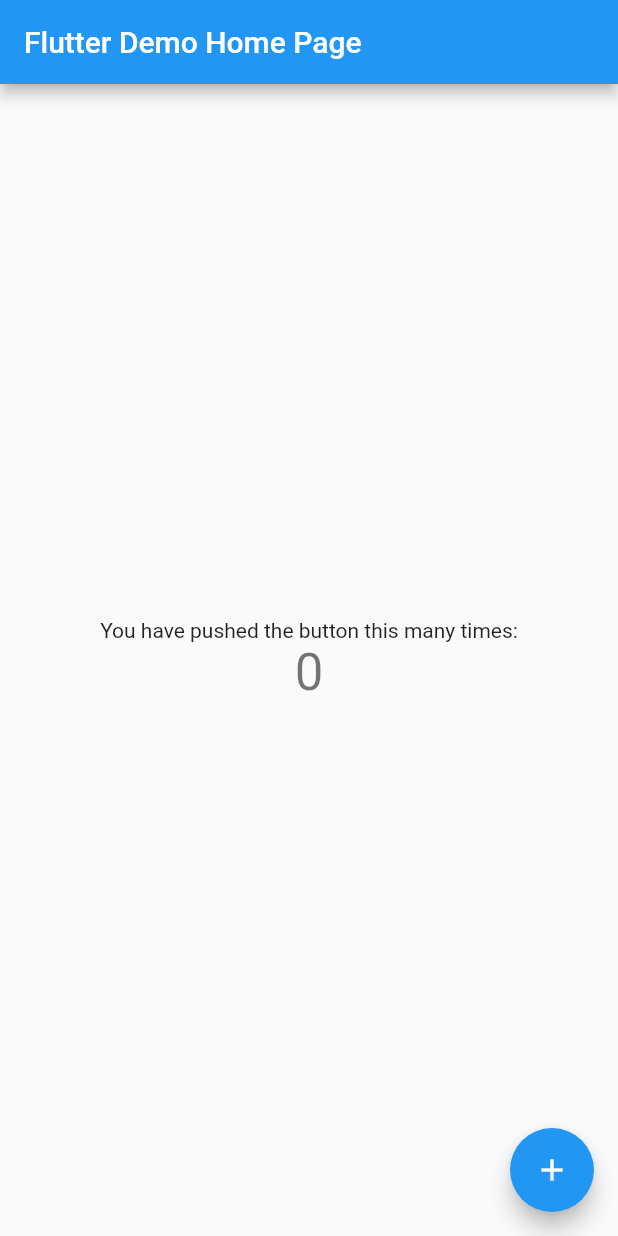
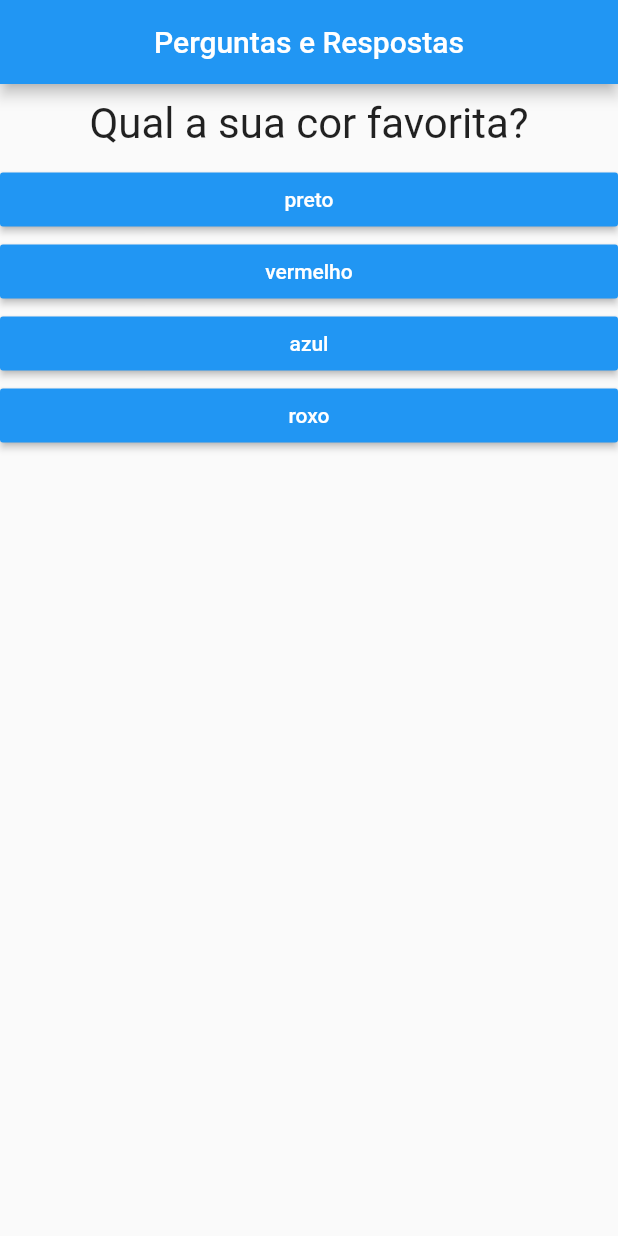
Before and after one commit to FerreiraDiogo/joguinho_basico, a Flutter app: the screen it shows after launch, on a phone screen of 412 x 824 dp. Run offline on Flutter 3.47's test engine with Material 2 defaults, Android fonts, the phone set to English and light mode, and no system bars.

Commit message:
primeiro projeto com flutter

```diff
--- a/lib/main.dart
+++ b/lib/main.dart
@@ -1,117 +1,106 @@
 import 'package:flutter/material.dart';
+import 'package:projeto_perguntas/questao.dart';
+import 'package:projeto_perguntas/questionario.dart';
+import 'package:projeto_perguntas/respostas.dart';
+import 'package:projeto_perguntas/resultado.dart';
 
-void main() {
-  runApp(MyApp());
+main() {
+  runApp(new PerguntaApp());
 }
 
-class MyApp extends StatelessWidget {
-  // This widget is the root of your application.
-  @override
-  Widget build(BuildContext context) {
+class PerguntaAppState extends State<PerguntaApp> {
+  final List<Map<String, Object>> perguntas = [
+    {
+      "texto": "Qual a sua cor favorita?",
+      "respostas": [
+        {"texto": "preto", "pontuacao": 10},
+        {"texto": "vermelho", "pontuacao": 9},
+        {"texto": "azul", "pontuacao": 8},
+        {"texto": "roxo", "pontuacao": 7},
+      ]
+    },
+    {
+      "texto": "Qual seu animal favorito?",
+      "respostas": [
+        {"texto": "lobo", "pontuacao": 10},
+        {"texto": "coelho", "pontuacao": 9},
+        {"texto": "macaco", "pontuacao": 8},
+        {"texto": "arara", "pontuacao": 7},
+      ]
+    },
+    {
+      "texto": "Qual é o seu instrutor favorito?",
+      "respostas": [
+        {"texto": "joao", "pontuacao": 10},
+        {"texto": "maria", "pontuacao": 9},
+        {"texto": "luiz", "pontuacao": 8},
+        {"texto": "luiza", "pontuacao": 7},
+      ]
+    }
+  ];
+
+  var _perguntaSelecionada = 0;
+  var _pontuacaoTotal = 0;
+
+  void responder(int pontuacao) {
+    if (temPerguntaSelecionada) {
+      setState(() {
+        _perguntaSelecionada++;
+        _pontuacaoTotal += pontuacao;
+      });
+    }
+    print(_pontuacaoTotal);
+  }
+
+  bool get temPerguntaSelecionada {
+    return _perguntaSelecionada < perguntas.length;
+  }
+
+  void reiniciar() {
+    setState(() {
+      _perguntaSelecionada = 0;
+      _pontuacaoTotal = 0;
+    });
+  }
+
+  Widget build(BuildContext buildContext) {
+    List<Map<String, Object>> respostas = temPerguntaSelecionada
+        ? perguntas[_perguntaSelecionada]["respostas"]
+        : null;
+
+    List<Widget> widgets = temPerguntaSelecionada
+        ? respostas
+            .map((resposta) => Respostas(
+                resposta["texto"], () => {responder(resposta["pontuacao"])}))
+            .toList()
+        : null;
+
     return MaterialApp(
-      title: 'Flutter Demo',
-      theme: ThemeData(
-        // This is the theme of your application.
-        //
-        // Try running your application with "flutter run". You'll see the
-        // application has a blue toolbar. Then, without quitting the app, try
-        // changing the primarySwatch below to Colors.green and then invoke
-        // "hot reload" (press "r" in the console where you ran "flutter run",
-        // or simply save your changes to "hot reload" in a Flutter IDE).
-        // Notice that the counter didn't reset back to zero; the application
-        // is not restarted.
-        primarySwatch: Colors.blue,
-        // This makes the visual density adapt to the platform that you run
-        // the app on. For desktop platforms, the controls will be smaller and
-        // closer together (more dense) than on mobile platforms.
-        visualDensity: VisualDensity.adaptivePlatformDensity,
+      home: Scaffold(
+        appBar: AppBar(
+          title: Text("Perguntas e Respostas"),
+          centerTitle: true,
+          // backgroundColor: Color(0xFF),
+        ),
+        body: temPerguntaSelecionada
+            ? Questionario(
+                responder: responder,
+                perguntaSelecionada: _perguntaSelecionada,
+                perguntas: perguntas,
+              )
+            : Resultado(
+                pontuacao: _pontuacaoTotal,
+                reiniciar: reiniciar,
+              ),
       ),
-      home: MyHomePage(title: 'Flutter Demo Home Page'),
     );
   }
 }
 
-class MyHomePage extends StatefulWidget {
-  MyHomePage({Key key, this.title}) : super(key: key);
-
-  // This widget is the home page of your application. It is stateful, meaning
-  // that it has a State object (defined below) that contains fields that affect
-  // how it looks.
-
-  // This class is the configuration for the state. It holds the values (in this
-  // case the title) provided by the parent (in this case the App widget) and
-  // used by the build method of the State. Fields in a Widget subclass are
-  // always marked "final".
-
-  final String title;
-
+class PerguntaApp extends StatefulWidget {
   @override
-  _MyHomePageState createState() => _MyHomePageState();
-}
-
-class _MyHomePageState extends State<MyHomePage> {
-  int _counter = 0;
-
-  void _incrementCounter() {
-    setState(() {
-      // This call to setState tells the Flutter framework that something has
-      // changed in this State, which causes it to rerun the build method below
-      // so that the display can reflect the updated values. If we changed
-      // _counter without calling setState(), then the build method would not be
-      // called again, and so nothing would appear to happen.
-      _counter++;
-    });
-  }
-
-  @override
-  Widget build(BuildContext context) {
-    // This method is rerun every time setState is called, for instance as done
-    // by the _incrementCounter method above.
-    //
-    // The Flutter framework has been optimized to make rerunning build methods
-    // fast, so that you can just rebuild anything that needs updating rather
-    // than having to individually change instances of widgets.
-    return Scaffold(
-      appBar: AppBar(
-        // Here we take the value from the MyHomePage object that was created by
-        // the App.build method, and use it to set our appbar title.
-        title: Text(widget.title),
-      ),
-      body: Center(
-        // Center is a layout widget. It takes a single child and positions it
-        // in the middle of the parent.
-        child: Column(
-          // Column is also a layout widget. It takes a list of children and
-          // arranges them vertically. By default, it sizes itself to fit its
-          // children horizontally, and tries to be as tall as its parent.
-          //
-          // Invoke "debug painting" (press "p" in the console, choose the
-          // "Toggle Debug Paint" action from the Flutter Inspector in Android
-          // Studio, or the "Toggle Debug Paint" command in Visual Studio Code)
-          // to see the wireframe for each widget.
-          //
-          // Column has various properties to control how it sizes itself and
-          // how it positions its children. Here we use mainAxisAlignment to
-          // center the children vertically; the main axis here is the vertical
-          // axis because Columns are vertical (the cross axis would be
-          // horizontal).
-          mainAxisAlignment: MainAxisAlignment.center,
-          children: <Widget>[
-            Text(
-              'You have pushed the button this many times:',
-            ),
-            Text(
-              '$_counter',
-              style: Theme.of(context).textTheme.headline4,
-            ),
-          ],
-        ),
-      ),
-      floatingActionButton: FloatingActionButton(
-        onPressed: _incrementCounter,
-        tooltip: 'Increment',
-        child: Icon(Icons.add),
-      ), // This trailing comma makes auto-formatting nicer for build methods.
-    );
+  PerguntaAppState createState() {
+    // TODO: implement createState
+    return PerguntaAppState();
   }
 }
--- /dev/null
+++ b/lib/questao.dart
@@ -0,0 +1,22 @@
+import 'package:flutter/material.dart';
+
+class Questao extends StatelessWidget {
+  final texto;
+
+  Questao(this.texto);
+
+  @override
+  Widget build(BuildContext context) {
+    return Container(
+      width: double.infinity,
+      margin: EdgeInsets.all(10),
+      child: Text(
+        this.texto,
+        style: TextStyle(
+          fontSize: 28,
+        ),
+        textAlign: TextAlign.center,
+      ),
+    );
+  }
+}
--- /dev/null
+++ b/lib/questionario.dart
@@ -0,0 +1,35 @@
+import 'package:flutter/material.dart';
+import 'package:projeto_perguntas/questao.dart';
+import 'questao.dart';
+import 'respostas.dart';
+
+class Questionario extends StatelessWidget {
+  final int perguntaSelecionada;
+  final void Function(int pontuacao) responder;
+  final List<Map<String, Object>> perguntas;
+
+  Questionario({
+    @required this.perguntaSelecionada,
+    @required this.responder,
+    @required this.perguntas,
+  });
+
+  bool get temPerguntaSelecionada {
+    return perguntaSelecionada < perguntas.length;
+  }
+
+  @override
+  Widget build(BuildContext context) {
+    List<Map<String, Object>> respostas = temPerguntaSelecionada
+        ? perguntas[perguntaSelecionada]["respostas"]
+        : null;
+
+    return Column(
+      children: [
+        Questao(perguntas[perguntaSelecionada]["texto"]),
+        ...respostas.map(
+            (e) => Respostas(e["texto"], () => {responder(e["pontuacao"])}))
+      ],
+    );
+  }
+}
--- /dev/null
+++ b/lib/respostas.dart
@@ -0,0 +1,21 @@
+import 'package:flutter/material.dart';
+
+class Respostas extends StatelessWidget {
+  final String texto;
+  final Function() onSelect;
+
+  Respostas(this.texto, this.onSelect);
+
+  @override
+  Widget build(BuildContext context) {
+    return Container(
+      width: double.infinity,
+      child: RaisedButton(
+        color: Colors.blue,
+        textColor: Colors.white,
+        onPressed: this.onSelect,
+        child: Text(this.texto),
+      ),
+    );
+  }
+}
--- /dev/null
+++ b/lib/resultado.dart
@@ -0,0 +1,52 @@
+import 'package:flutter/material.dart';
+
+class Resultado extends StatelessWidget {
+  @required
+  final pontuacao;
+
+  @required
+  final Function() reiniciar;
+
+  String get fraseResultado {
+    if (pontuacao == 30) {
+      return "Você Acertou Todas as Questões e Marcou ${pontuacao} Pontos!";
+    } else {
+      return "Sua Pontuação foi de ${pontuacao} Pontos";
+    }
+  }
+
+  Resultado({this.pontuacao, this.reiniciar});
+  @override
+  Widget build(BuildContext context) {
+    return Container(
+        child: Column(children: [
+      Center(
+          child: Text(
+        "Parabens!",
+        textAlign: TextAlign.center,
+        style: TextStyle(
+            color: Colors.blue, fontSize: 28, fontWeight: FontWeight.bold),
+      )),
+      Row(
+        mainAxisAlignment: MainAxisAlignment.center,
+        children: [
+          Text(
+            fraseResultado,
+            textAlign: TextAlign.center,
+            style: TextStyle(
+              color: Colors.amber,
+              fontSize: 16,
+            ),
+          )
+        ],
+      ),
+      FlatButton(
+        onPressed: reiniciar,
+        child: Text(
+          "Reiniciar?",
+          style: TextStyle(color: Colors.blue[200], fontSize: 16),
+        ),
+      )
+    ]));
+  }
+}
```
Also changed, not shown: 2 other files.
